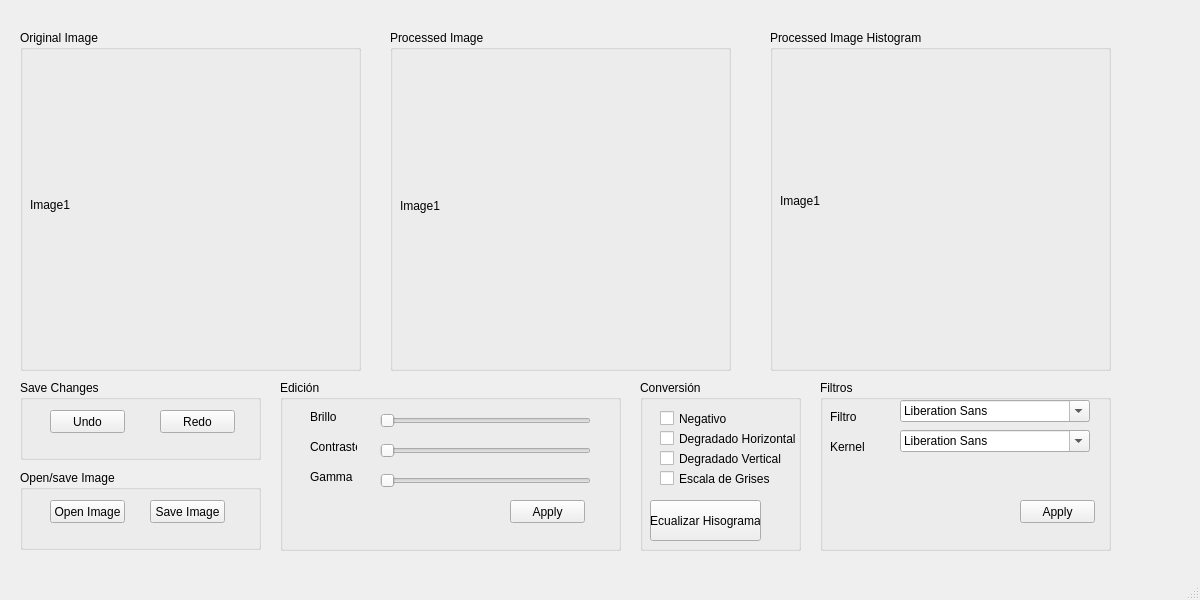
This is 01-SpatialProcessing/gui.ui in Mrjarkos/Vision_Artificial as Qt 5 draws it before an edit. The edited form follows.
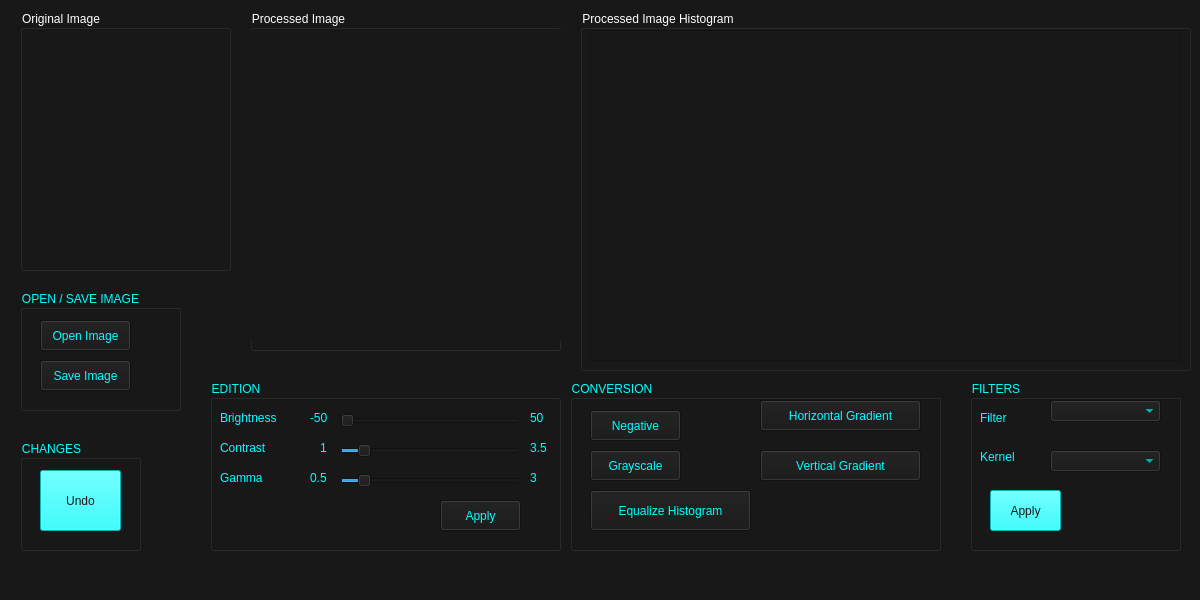
This is the edited form.

```diff
--- a/01-SpatialProcessing/gui.ui
+++ b/01-SpatialProcessing/gui.ui
@@ -25,16 +25,23 @@
   <property name="windowTitle">
    <string>Spatial Processing</string>
   </property>
+  <property name="styleSheet">
+   <string notr="true">background-color: rgb(24, 24, 24);</string>
+  </property>
   <widget class="QWidget" name="centralwidget">
    <widget class="QGroupBox" name="groupBox_4">
     <property name="geometry">
      <rect>
       <x>20</x>
-      <y>30</y>
-      <width>341</width>
-      <height>341</height>
+      <y>10</y>
+      <width>211</width>
+      <height>261</height>
      </rect>
     </property>
+    <property name="styleSheet">
+     <string notr="true">font: 14pt &quot;Cooper Black&quot;;
+color: rgb(255, 255, 255);</string>
+    </property>
     <property name="title">
      <string>Original Image</string>
     </property>
@@ -42,13 +49,13 @@
      <property name="geometry">
       <rect>
        <x>10</x>
-       <y>19</y>
-       <width>320</width>
-       <height>311</height>
+       <y>20</y>
+       <width>191</width>
+       <height>231</height>
       </rect>
      </property>
      <property name="text">
-      <string>Image1</string>
+      <string/>
      </property>
     </widget>
    </widget>
@@ -56,21 +63,25 @@
     <property name="geometry">
      <rect>
       <x>20</x>
-      <y>470</y>
-      <width>241</width>
-      <height>80</height>
+      <y>290</y>
+      <width>161</width>
+      <height>121</height>
      </rect>
     </property>
+    <property name="styleSheet">
+     <string notr="true">font: 10pt &quot;Cooper Black&quot;;
+color: rgb(0, 255, 255);</string>
+    </property>
     <property name="title">
-     <string>Open/save Image</string>
+     <string>OPEN / SAVE IMAGE</string>
     </property>
     <widget class="QPushButton" name="OpenImageButton">
      <property name="geometry">
       <rect>
-       <x>30</x>
+       <x>20</x>
        <y>30</y>
-       <width>75</width>
-       <height>23</height>
+       <width>91</width>
+       <height>31</height>
       </rect>
      </property>
      <property name="text">
@@ -80,10 +91,10 @@
     <widget class="QPushButton" name="pushButton_2">
      <property name="geometry">
       <rect>
-       <x>130</x>
-       <y>30</y>
-       <width>75</width>
-       <height>23</height>
+       <x>20</x>
+       <y>70</y>
+       <width>91</width>
+       <height>31</height>
       </rect>
      </property>
      <property name="text">
@@ -94,76 +105,95 @@
    <widget class="QGroupBox" name="groupBox_5">
     <property name="geometry">
      <rect>
-      <x>390</x>
-      <y>30</y>
-      <width>341</width>
+      <x>250</x>
+      <y>10</y>
+      <width>311</width>
       <height>341</height>
      </rect>
     </property>
+    <property name="styleSheet">
+     <string notr="true">font: 14pt &quot;Cooper Black&quot;;
+color: rgb(255, 255, 255);</string>
+    </property>
     <property name="title">
      <string>Processed Image</string>
     </property>
     <widget class="QLabel" name="Processed_Image">
      <property name="geometry">
       <rect>
-       <x>10</x>
+       <x>0</x>
        <y>20</y>
        <width>320</width>
        <height>311</height>
       </rect>
      </property>
      <property name="text">
-      <string>Image1</string>
+      <string/>
      </property>
     </widget>
    </widget>
    <widget class="QGroupBox" name="groupBox_6">
     <property name="geometry">
      <rect>
-      <x>770</x>
-      <y>30</y>
-      <width>341</width>
-      <height>341</height>
+      <x>580</x>
+      <y>10</y>
+      <width>611</width>
+      <height>361</height>
      </rect>
     </property>
+    <property name="styleSheet">
+     <string notr="true">font: 14pt &quot;Cooper Black&quot;;
+color: rgb(255, 255, 255);</string>
+    </property>
     <property name="title">
      <string>Processed Image Histogram</string>
     </property>
-    <widget class="QLabel" name="lbl_image_3">
+    <widget class="QGraphicsView" name="graphicsView">
      <property name="geometry">
       <rect>
        <x>10</x>
        <y>20</y>
-       <width>320</width>
-       <height>301</height>
+       <width>591</width>
+       <height>331</height>
       </rect>
      </property>
-     <property name="text">
-      <string>Image1</string>
+     <property name="styleSheet">
+      <string notr="true">font: 14pt &quot;Cooper Black&quot;;
+color: rgb(255, 255, 255);</string>
      </property>
     </widget>
    </widget>
    <widget class="QGroupBox" name="groupBox_7">
     <property name="geometry">
      <rect>
-      <x>280</x>
+      <x>210</x>
       <y>380</y>
-      <width>341</width>
+      <width>351</width>
       <height>171</height>
      </rect>
     </property>
+    <property name="styleSheet">
+     <string notr="true">font: 10pt &quot;Cooper Black&quot;;
+color: rgb(0, 255, 255);</string>
+    </property>
     <property name="title">
-     <string>Edición</string>
+     <string>EDITION</string>
     </property>
     <widget class="QSlider" name="horizontalSlider">
      <property name="geometry">
       <rect>
-       <x>100</x>
+       <x>130</x>
        <y>30</y>
-       <width>211</width>
+       <width>181</width>
        <height>22</height>
       </rect>
      </property>
+     <property name="maximum">
+      <number>98</number>
+     </property>
+     <property name="singleStep">
+      <number>2</number>
+     </property>
      <property name="orientation">
       <enum>Qt::Horizontal</enum>
      </property>
@@ -171,12 +201,15 @@
     <widget class="QSlider" name="horizontalSlider_2">
      <property name="geometry">
       <rect>
-       <x>100</x>
+       <x>130</x>
        <y>60</y>
-       <width>211</width>
+       <width>181</width>
        <height>22</height>
       </rect>
      </property>
+     <property name="value">
+      <number>10</number>
+     </property>
      <property name="orientation">
       <enum>Qt::Horizontal</enum>
      </property>
@@ -184,12 +217,15 @@
     <widget class="QSlider" name="horizontalSlider_3">
      <property name="geometry">
       <rect>
-       <x>100</x>
+       <x>130</x>
        <y>90</y>
-       <width>211</width>
+       <width>181</width>
        <height>22</height>
       </rect>
      </property>
+     <property name="value">
+      <number>10</number>
+     </property>
      <property name="orientation">
       <enum>Qt::Horizontal</enum>
      </property>
@@ -197,36 +233,36 @@
     <widget class="QLabel" name="label">
      <property name="geometry">
       <rect>
-       <x>30</x>
+       <x>10</x>
        <y>30</y>
-       <width>47</width>
-       <height>13</height>
+       <width>81</width>
+       <height>16</height>
       </rect>
      </property>
      <property name="text">
-      <string>Brillo</string>
+      <string>Brightness</string>
      </property>
     </widget>
     <widget class="QLabel" name="label_2">
      <property name="geometry">
       <rect>
-       <x>30</x>
+       <x>10</x>
        <y>60</y>
-       <width>47</width>
-       <height>13</height>
+       <width>91</width>
+       <height>16</height>
       </rect>
      </property>
      <property name="text">
-      <string>Contraste</string>
+      <string>Contrast</string>
      </property>
     </widget>
     <widget class="QLabel" name="label_3">
      <property name="geometry">
       <rect>
-       <x>30</x>
+       <x>10</x>
        <y>90</y>
-       <width>47</width>
-       <height>13</height>
+       <width>61</width>
+       <height>16</height>
       </rect>
      </property>
      <property name="text">
@@ -238,90 +274,172 @@
       <rect>
        <x>230</x>
        <y>120</y>
-       <width>75</width>
-       <height>23</height>
+       <width>81</width>
+       <height>31</height>
       </rect>
      </property>
      <property name="text">
       <string>Apply</string>
      </property>
     </widget>
+    <widget class="QLabel" name="label_6">
+     <property name="geometry">
+      <rect>
+       <x>100</x>
+       <y>30</y>
+       <width>21</width>
+       <height>16</height>
+      </rect>
+     </property>
+     <property name="text">
+      <string>-50</string>
+     </property>
+    </widget>
+    <widget class="QLabel" name="label_7">
+     <property name="geometry">
+      <rect>
+       <x>320</x>
+       <y>30</y>
+       <width>21</width>
+       <height>16</height>
+      </rect>
+     </property>
+     <property name="text">
+      <string>50</string>
+     </property>
+    </widget>
+    <widget class="QLabel" name="label_8">
+     <property name="geometry">
+      <rect>
+       <x>110</x>
+       <y>60</y>
+       <width>16</width>
+       <height>16</height>
+      </rect>
+     </property>
+     <property name="text">
+      <string>1</string>
+     </property>
+    </widget>
+    <widget class="QLabel" name="label_9">
+     <property name="geometry">
+      <rect>
+       <x>320</x>
+       <y>60</y>
+       <width>21</width>
+       <height>16</height>
+      </rect>
+     </property>
+     <property name="text">
+      <string>3.5</string>
+     </property>
+    </widget>
+    <widget class="QLabel" name="label_10">
+     <property name="geometry">
+      <rect>
+       <x>100</x>
+       <y>90</y>
+       <width>21</width>
+       <height>16</height>
+      </rect>
+     </property>
+     <property name="text">
+      <string>0.5</string>
+     </property>
+    </widget>
+    <widget class="QLabel" name="label_11">
+     <property name="geometry">
+      <rect>
+       <x>320</x>
+       <y>90</y>
+       <width>21</width>
+       <height>16</height>
+      </rect>
+     </property>
+     <property name="text">
+      <string>3</string>
+     </property>
+    </widget>
    </widget>
    <widget class="QGroupBox" name="groupBox_8">
     <property name="geometry">
      <rect>
-      <x>640</x>
+      <x>570</x>
       <y>380</y>
-      <width>161</width>
+      <width>371</width>
       <height>171</height>
      </rect>
     </property>
+    <property name="styleSheet">
+     <string notr="true">font: 10pt &quot;Cooper Black&quot;;
+color: rgb(0, 255, 255);</string>
+    </property>
     <property name="title">
-     <string>Conversión</string>
+     <string>CONVERSION</string>
     </property>
-    <widget class="QCheckBox" name="checkBox">
+    <widget class="QPushButton" name="Equalize_Button">
      <property name="geometry">
       <rect>
        <x>20</x>
-       <y>30</y>
-       <width>70</width>
-       <height>17</height>
-      </rect>
-     </property>
-     <property name="text">
-      <string>Negativo</string>
-     </property>
-    </widget>
-    <widget class="QCheckBox" name="checkBox_2">
-     <property name="geometry">
-      <rect>
-       <x>20</x>
-       <y>50</y>
-       <width>151</width>
-       <height>17</height>
-      </rect>
-     </property>
-     <property name="text">
-      <string>Degradado Horizontal</string>
-     </property>
-    </widget>
-    <widget class="QCheckBox" name="checkBox_3">
-     <property name="geometry">
-      <rect>
-       <x>20</x>
-       <y>70</y>
-       <width>131</width>
-       <height>17</height>
-      </rect>
-     </property>
-     <property name="text">
-      <string>Degradado Vertical</string>
-     </property>
-    </widget>
-    <widget class="QCheckBox" name="Gray_Checkbox">
-     <property name="geometry">
-      <rect>
-       <x>20</x>
-       <y>90</y>
-       <width>111</width>
-       <height>17</height>
-      </rect>
-     </property>
-     <property name="text">
-      <string>Escala de Grises</string>
-     </property>
-    </widget>
-    <widget class="QPushButton" name="pushButton_3">
-     <property name="geometry">
-      <rect>
-       <x>10</x>
-       <y>120</y>
-       <width>111</width>
+       <y>110</y>
+       <width>161</width>
        <height>41</height>
       </rect>
      </property>
      <property name="text">
-      <string>Ecualizar Hisograma</string>
+      <string>Equalize Histogram</string>
+     </property>
+    </widget>
+    <widget class="QPushButton" name="NegativoButton">
+     <property name="geometry">
+      <rect>
+       <x>20</x>
+       <y>30</y>
+       <width>91</width>
+       <height>31</height>
+      </rect>
+     </property>
+     <property name="text">
+      <string>Negative</string>
+     </property>
+    </widget>
+    <widget class="QPushButton" name="DegragadoHButton">
+     <property name="geometry">
+      <rect>
+       <x>190</x>
+       <y>20</y>
+       <width>161</width>
+       <height>31</height>
+      </rect>
+     </property>
+     <property name="text">
+      <string>Horizontal Gradient</string>
+     </property>
+    </widget>
+    <widget class="QPushButton" name="DegragadoVButton">
+     <property name="geometry">
+      <rect>
+       <x>190</x>
+       <y>70</y>
+       <width>161</width>
+       <height>31</height>
+      </rect>
+     </property>
+     <property name="text">
+      <string>Vertical Gradient</string>
+     </property>
+    </widget>
+    <widget class="QPushButton" name="GrayScaleButton">
+     <property name="geometry">
+      <rect>
+       <x>20</x>
+       <y>70</y>
+       <width>91</width>
+       <height>31</height>
+      </rect>
+     </property>
+     <property name="text">
+      <string>Grayscale</string>
      </property>
     </widget>
    </widget>
@@ -329,91 +447,71 @@
     <property name="geometry">
      <rect>
       <x>20</x>
-      <y>380</y>
-      <width>241</width>
-      <height>80</height>
+      <y>440</y>
+      <width>121</width>
+      <height>111</height>
      </rect>
     </property>
+    <property name="styleSheet">
+     <string notr="true">font: 10pt &quot;Cooper Black&quot;; 
+color: rgb(0, 255, 255);</string>
+    </property>
     <property name="title">
-     <string>Save Changes</string>
+     <string>CHANGES</string>
     </property>
     <widget class="QPushButton" name="pushButton_5">
      <property name="geometry">
       <rect>
-       <x>30</x>
+       <x>20</x>
        <y>30</y>
-       <width>75</width>
-       <height>23</height>
+       <width>81</width>
+       <height>61</height>
       </rect>
      </property>
+     <property name="styleSheet">
+      <string notr="true">font: 14pt &quot;Cooper Black&quot;;
+color: rgb(24, 24, 24);
+background-color:  rgb(0, 255, 255);</string>
+     </property>
      <property name="text">
       <string>Undo</string>
      </property>
     </widget>
-    <widget class="QPushButton" name="pushButton_7">
-     <property name="geometry">
-      <rect>
-       <x>140</x>
-       <y>30</y>
-       <width>75</width>
-       <height>23</height>
-      </rect>
-     </property>
-     <property name="text">
-      <string>Redo</string>
-     </property>
-    </widget>
    </widget>
    <widget class="QGroupBox" name="groupBox_9">
     <property name="geometry">
      <rect>
-      <x>820</x>
+      <x>970</x>
       <y>380</y>
-      <width>291</width>
+      <width>211</width>
       <height>171</height>
      </rect>
     </property>
+    <property name="styleSheet">
+     <string notr="true">font: 10pt &quot;Cooper Black&quot;;
+color: rgb(0, 255, 255);</string>
+    </property>
     <property name="title">
-     <string>Filtros</string>
+     <string>FILTERS</string>
     </property>
-    <widget class="QFontComboBox" name="fontComboBox">
-     <property name="geometry">
-      <rect>
-       <x>80</x>
-       <y>20</y>
-       <width>190</width>
-       <height>22</height>
-      </rect>
-     </property>
-    </widget>
-    <widget class="QFontComboBox" name="fontComboBox_2">
-     <property name="geometry">
-      <rect>
-       <x>80</x>
-       <y>50</y>
-       <width>190</width>
-       <height>22</height>
-      </rect>
-     </property>
-    </widget>
     <widget class="QLabel" name="label_4">
      <property name="geometry">
       <rect>
        <x>10</x>
        <y>30</y>
-       <width>47</width>
-       <height>13</height>
+       <width>41</width>
+       <height>16</height>
       </rect>
      </property>
      <property name="text">
-      <string>Filtro</string>
+      <string>Filter</string>
      </property>
     </widget>
     <widget class="QLabel" name="label_5">
      <property name="geometry">
       <rect>
        <x>10</x>
-       <y>60</y>
+       <y>70</y>
        <width>47</width>
        <height>13</height>
       </rect>
@@ -425,16 +523,43 @@
     <widget class="QPushButton" name="pushButton_6">
      <property name="geometry">
       <rect>
-       <x>200</x>
-       <y>120</y>
-       <width>75</width>
-       <height>23</height>
+       <x>20</x>
+       <y>110</y>
+       <width>71</width>
+       <height>41</height>
       </rect>
      </property>
+     <property name="styleSheet">
+      <string notr="true">color: rgb(24, 24, 24);
+background-color:  rgb(0, 255, 255);</string>
+     </property>
      <property name="text">
       <string>Apply</string>
      </property>
     </widget>
+    <widget class="QComboBox" name="ComboBoxFiltro">
+     <property name="geometry">
+      <rect>
+       <x>80</x>
+       <y>20</y>
+       <width>111</width>
+       <height>22</height>
+      </rect>
+     </property>
+    </widget>
+    <widget class="QComboBox" name="comboBoxKernel">
+     <property name="geometry">
+      <rect>
+       <x>80</x>
+       <y>70</y>
+       <width>111</width>
+       <height>22</height>
+      </rect>
+     </property>
+     <property name="styleSheet">
+      <string notr="true"/>
+     </property>
+    </widget>
    </widget>
   </widget>
   <widget class="QMenuBar" name="menubar">
```
Left out of the diff: 14 changed lines with no effect on the pictures.
